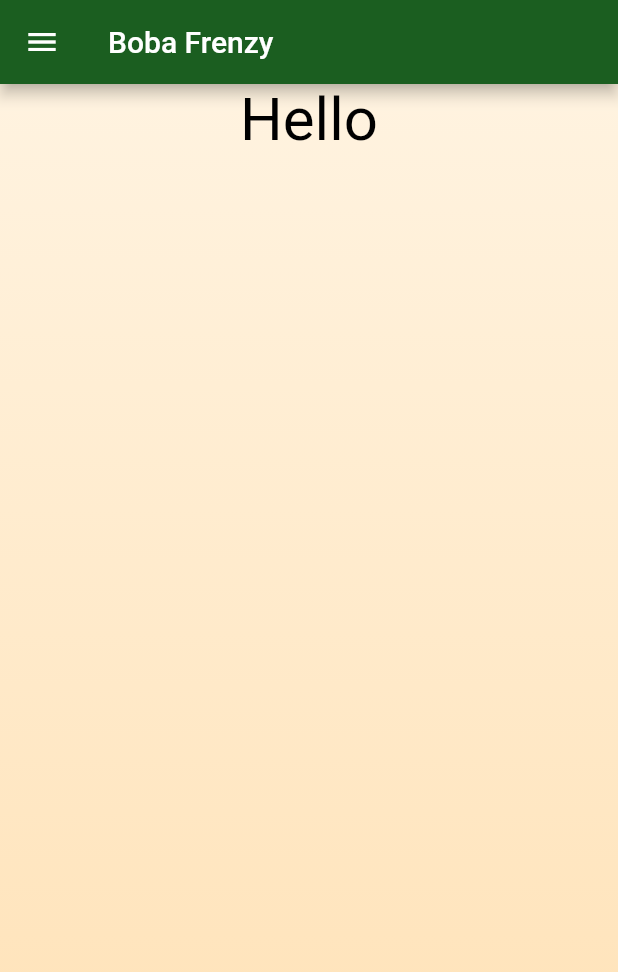
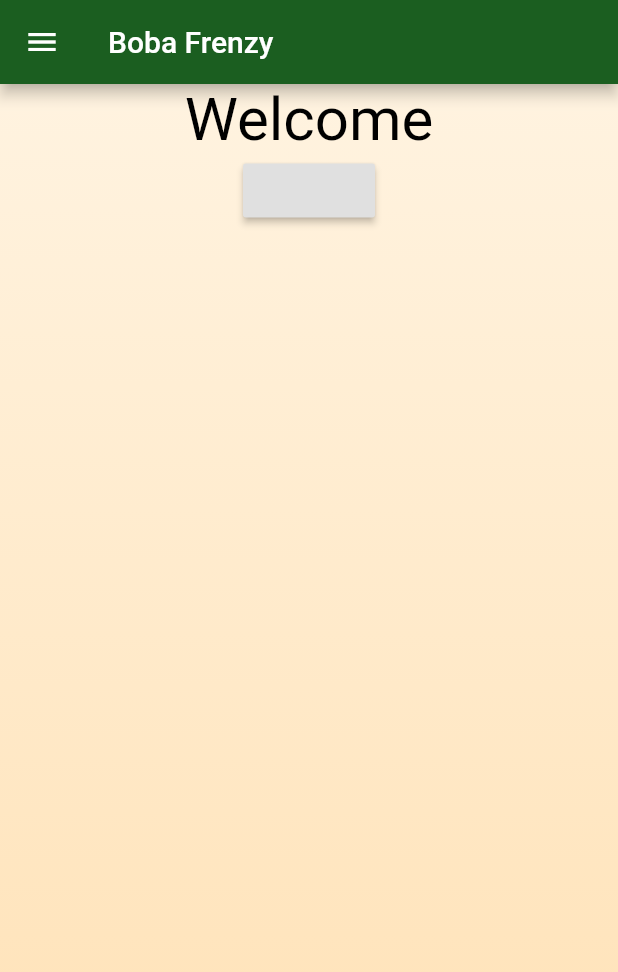
Before and after one commit to k-ly73/BobaFrenzy, a Flutter app: the screen it shows after launch, on a phone screen of 412 x 824 dp. Shown: the top 972 px of the screen. Run offline on Flutter 3.47's test engine with Material 2 defaults, Android fonts, the phone set to English and light mode, and no system bars; Roboto replaces fonts that are missing (Cursive).

```diff
--- a/app/lib/screens/home_page.dart
+++ b/app/lib/screens/home_page.dart
@@ -34,13 +34,19 @@ class HomeScreen extends StatelessWidget {
             mainAxisAlignment: MainAxisAlignment.start,
             children: <Widget>[
               Text(
-                "Hello",
+                "Welcome",
                 style: TextStyle(
                   fontSize: 40.0,
                   color: Colors.black,
                   fontFamily: "Cursive",
                 )
               ),
+              RaisedButton(
+                onPressed: () {
+
+                }
+
+              )
 
             ],
           ),
```
Also changed, not shown: app/lib/screens/animation.dart (added, +13 -0 lines), app/lib/screens/drawer.dart (+17 -5 lines).
